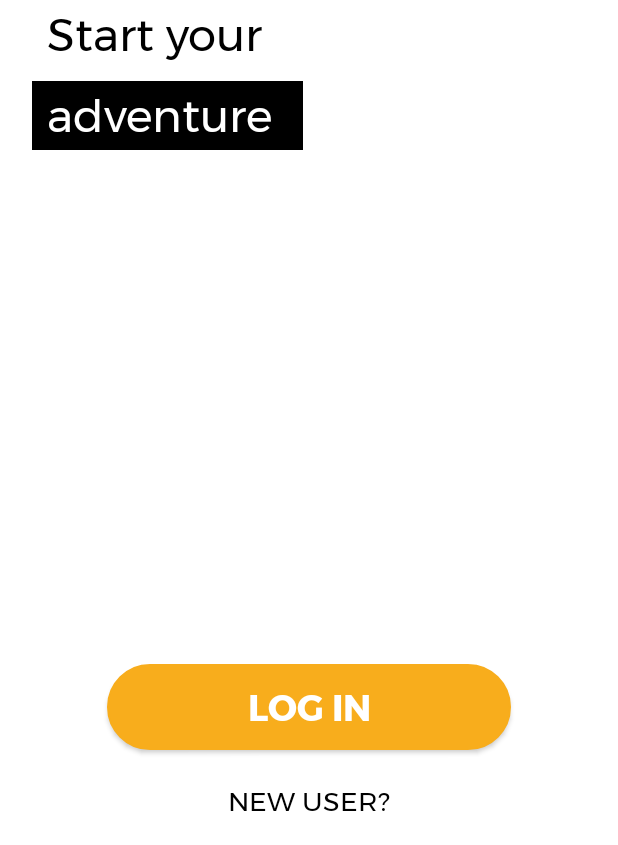
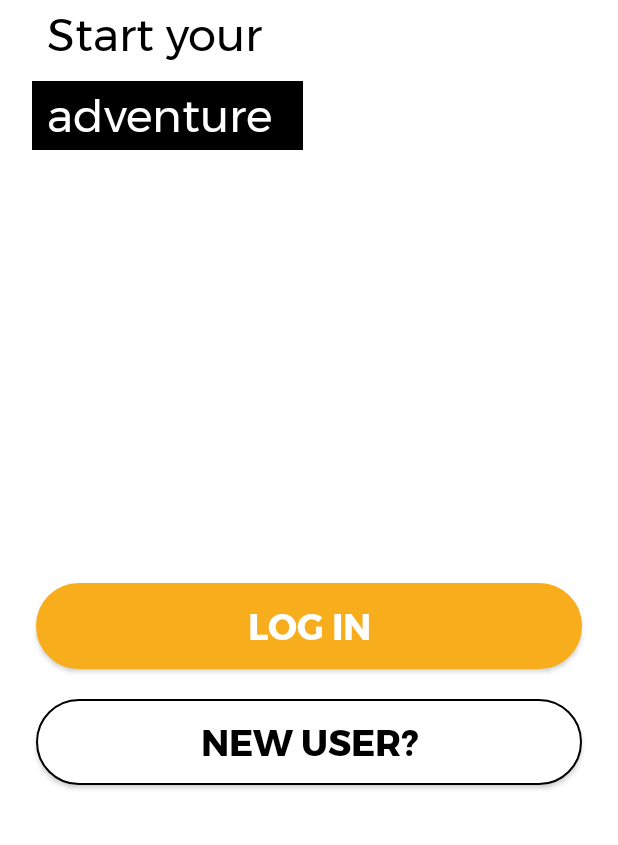
Before and after one commit to amalrajan/Cyclo, an Android app: the screen it shows after launch (MainActivity), on a phone screen of 412 x 824 dp, the part 391-1236 px from its top. Run offline under Robolectric (Android 15) with nearby library versions, the phone set to English and light mode, and no system bars.

Commit message:
Update layout

```diff
--- /dev/null
+++ b/app/src/main/res/drawable/button_rounded_2.xml
@@ -0,0 +1,19 @@
+<?xml version="1.0" encoding="utf-8"?>
+<shape xmlns:android="http://schemas.android.com/apk/res/android"
+    android:shape="rectangle" >
+
+    <stroke
+        android:drawable="@android:color/transparent"
+        android:width="1dp"
+        android:color="#000000" >
+    </stroke>
+
+    <solid android:color="#FFFFFF" />
+
+    <corners
+        android:bottomLeftRadius="35dp"
+        android:bottomRightRadius="35dp"
+        android:topLeftRadius="35dp"
+        android:topRightRadius="35dp" />
+
+</shape>
--- a/app/src/main/res/layout/activity_main.xml
+++ b/app/src/main/res/layout/activity_main.xml
@@ -69,10 +69,11 @@
 
     <Button
         android:id="@+id/login_button_landing_page"
-        android:layout_width="269dp"
+        android:layout_width="0dp"
         android:layout_height="57dp"
         android:layout_marginBottom="20dp"
-        android:layout_marginRight="20dp"
+        android:layout_marginEnd="24dp"
+        android:layout_marginStart="24dp"
         android:background="@drawable/button_rounded"
         android:fontFamily="@font/montserrat_bold"
         android:paddingBottom="10dp"
@@ -81,26 +82,28 @@
         android:paddingTop="10dp"
         android:text="@string/welcome_login"
         android:textSize="24sp"
-        app:layout_constraintBottom_toTopOf="@+id/textView3"
+        app:layout_constraintBottom_toTopOf="@+id/newuser_button_landing_page"
         app:layout_constraintEnd_toEndOf="parent"
-        app:layout_constraintHorizontal_bias="0.58"
         app:layout_constraintStart_toStartOf="parent" />
 
-    <TextView
-        android:id="@+id/textView3"
-        android:layout_width="190dp"
-        android:layout_height="23dp"
-        android:layout_marginBottom="20dp"
-        android:layout_marginRight="20dp"
-        android:fontFamily="@font/montserrat"
+    <Button
+        android:id="@+id/newuser_button_landing_page"
+        android:layout_width="0dp"
+        android:layout_height="57dp"
+        android:layout_marginBottom="40dp"
+        android:layout_marginEnd="24dp"
+        android:layout_marginStart="24dp"
+        android:background="@drawable/button_rounded_2"
+        android:fontFamily="@font/montserrat_bold"
+        android:paddingBottom="10dp"
+        android:paddingLeft="10dp"
+        android:paddingRight="10dp"
+        android:paddingTop="10dp"
         android:text="@string/welcome_new_user"
-        android:textAlignment="center"
-        android:textAllCaps="true"
         android:textColor="@android:color/black"
-        android:textSize="18sp"
+        android:textSize="24sp"
         app:layout_constraintBottom_toBottomOf="parent"
         app:layout_constraintEnd_toEndOf="parent"
-        app:layout_constraintHorizontal_bias="0.55"
         app:layout_constraintStart_toStartOf="parent" />
 
 </android.support.constraint.ConstraintLayout>
```
Also changed, not shown: app/src/main/res/drawable/button_rounded_login.xml (added, +19 -0 lines), app/src/main/res/layout/activity_login.xml (+4 -4 lines).
